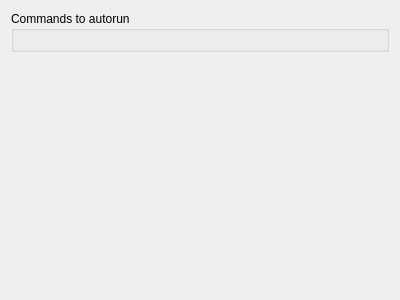
Above: src/backends/kalgebra/settings.ui from KDE/cantor before the change. Below: the same form after it.
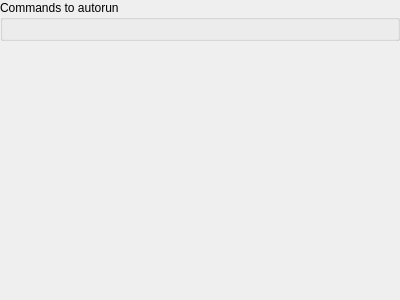
That is the form after the change. Custom widgets are drawn as their Qt base class.

Commit message:
Remove some frames from the settings
And unify some margins with other KDE apps.

```diff
--- a/src/backends/kalgebra/settings.ui
+++ b/src/backends/kalgebra/settings.ui
@@ -11,6 +11,18 @@
    </rect>
   </property>
   <layout class="QVBoxLayout" name="verticalLayout">
+   <property name="leftMargin">
+    <number>0</number>
+   </property>
+   <property name="topMargin">
+    <number>0</number>
+   </property>
+   <property name="rightMargin">
+    <number>0</number>
+   </property>
+   <property name="bottomMargin">
+    <number>0</number>
+   </property>
    <item>
     <widget class="QGroupBox" name="groupBox">
      <property name="toolTip">
@@ -19,6 +31,9 @@
      <property name="title">
       <string>Commands to autorun</string>
      </property>
+     <property name="flat">
+      <bool>true</bool>
+     </property>
      <layout class="QVBoxLayout" name="verticalLayoutScripts">
       <item>
        <widget class="KEditListWidget" name="kcfg_autorunScripts" native="true"/>
```
The commit also changes 10 other files.
